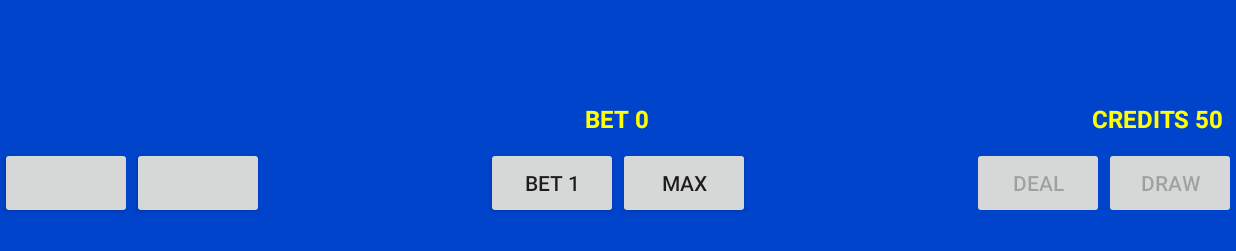
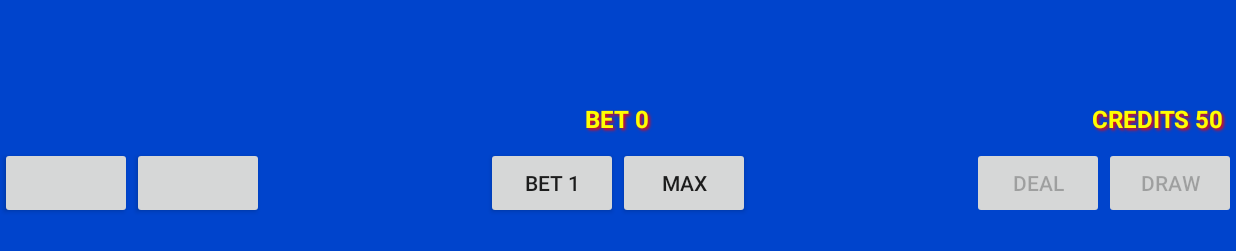
Before and after one commit to jscpeterson/VideoPoker, an Android app: the screen it shows after launch (GameActivity), on a phone screen of 824 x 412 dp (held sideways). Shown: the part 255-506 px from the top of the screen. Run offline under Robolectric (Android 15) with nearby library versions, the phone set to English and light mode, and no system bars.

Commit message:
Minor styles changes - shadows under textViews now.

```diff
--- a/app/src/main/java/edu/cnm/deepdive/videopoker/model/Rank.java
+++ b/app/src/main/java/edu/cnm/deepdive/videopoker/model/Rank.java
@@ -1,6 +1,4 @@
 package edu.cnm.deepdive.videopoker.model;
-
-// TODO Recognize Rank as 14 or 1
 
 public enum Rank {
   ACE(1, "A"),
--- a/app/src/main/res/values/colors.xml
+++ b/app/src/main/res/values/colors.xml
@@ -5,6 +5,7 @@
   <color name="colorAccent">#FF4081</color>
   <color name="backgroundBlue">#FF0044CC</color>
   <color name="textYellow">#FFFFFF00</color>
+  <color name="textRedBackground">#FFFF0000</color>
   <color name="textWhite">#FFFFFFFF</color>
   <color name="heldTint">#55FFFF00</color>
 </resources>
--- a/app/src/main/res/values/styles.xml
+++ b/app/src/main/res/values/styles.xml
@@ -15,6 +15,10 @@
     <item name="android:textColor">@color/textYellow</item>
     <item name="android:textSize">16sp</item>
     <item name="android:textStyle">bold</item>
+    <item name="android:shadowColor">@color/textRedBackground</item>
+    <item name="android:shadowDx">1.8</item>
+    <item name="android:shadowDy">1.8</item>
+    <item name="android:shadowRadius">2.0</item>
     <item name="android:padding">8dp</item>
   </style>
 
@@ -24,6 +28,10 @@
     <item name="android:textColor">@color/textYellow</item>
     <item name="android:textSize">16sp</item>
     <item name="android:textStyle">bold</item>
+    <item name="android:shadowColor">@color/textRedBackground</item>
+    <item name="android:shadowDx">1.8</item>
+    <item name="android:shadowDy">1.8</item>
+    <item name="android:shadowRadius">2.0</item>
     <item name="android:paddingBottom">0dp</item>
     <item name="android:paddingTop">0dp</item>
   </style>
```
